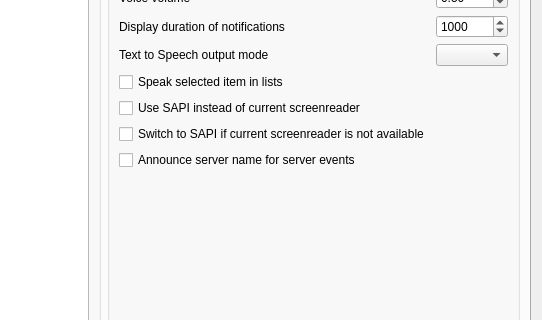
This is Client/qtTeamTalk/preferences.ui in BearWare/TeamTalk5 as Qt 5 draws it before an edit; both pictures show x 577 to 1119 and y 202 to 522 of the 1119 by 697 pixel window. The edited form follows.
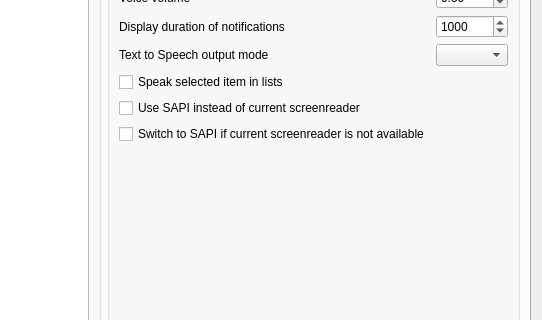
This is the edited form. The open tabs and pages were chosen to show the change. Icons and pictures are not drawn. Custom widgets are drawn as their Qt base class.

Patch:
```diff
--- a/Client/qtTeamTalk/preferences.ui
+++ b/Client/qtTeamTalk/preferences.ui
@@ -2387,13 +2387,6 @@
               </property>
              </widget>
             </item>
-            <item row="11" column="0">
-             <widget class="QCheckBox" name="ttsSrvNameChkBox">
-              <property name="text">
-               <string>Announce server name for server events</string>
-              </property>
-             </widget>
-            </item>
            </layout>
           </item>
           <item>
```
